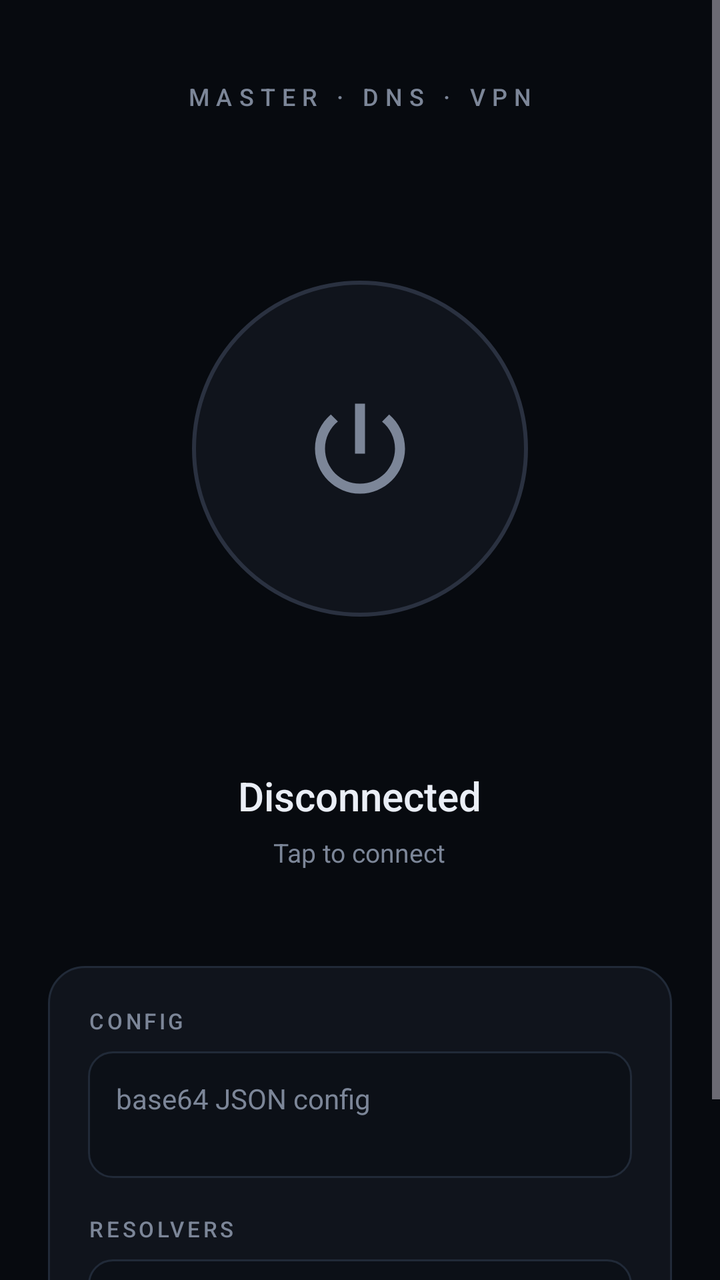
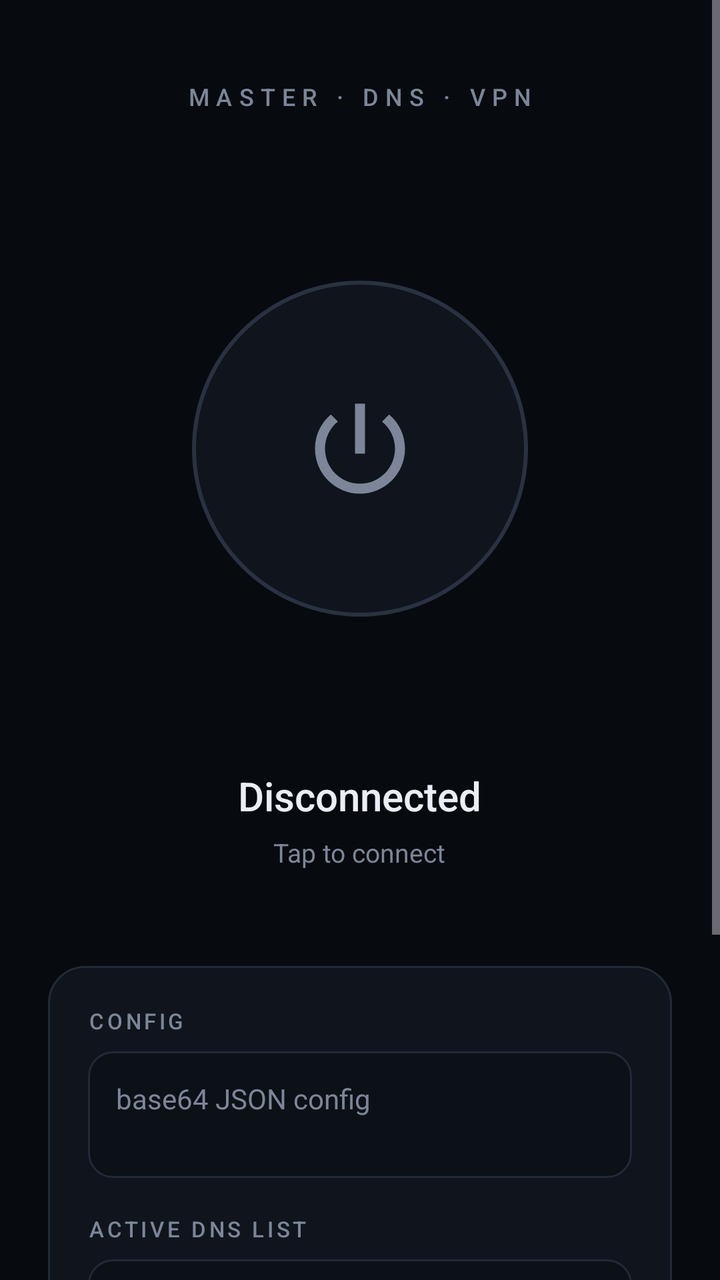

The first picture is an Android layout as it rendered before a commit; the second is the same layout after the commit. The layout source and the unified diff follow.
<!-- AndroidManifest.xml: application theme Theme.MasterDnsVPN -->
<!-- res/layout/activity_main.xml -->
<?xml version="1.0" encoding="utf-8"?>
<ScrollView xmlns:android="http://schemas.android.com/apk/res/android"
    android:layout_width="match_parent"
    android:layout_height="match_parent"
    android:background="@color/bg"
    android:fillViewport="true">

    <LinearLayout
        android:layout_width="match_parent"
        android:layout_height="wrap_content"
        android:orientation="vertical"
        android:gravity="center_horizontal"
        android:paddingHorizontal="24dp"
        android:paddingTop="40dp"
        android:paddingBottom="32dp">

        
        <TextView
            android:layout_width="wrap_content"
            android:layout_height="wrap_content"
            android:text="MASTER · DNS · VPN"
            android:textColor="@color/text_secondary"
            android:textSize="12sp"
            android:letterSpacing="0.28"
            android:fontFamily="sans-serif-medium" />

        
        <FrameLayout
            android:layout_width="240dp"
            android:layout_height="240dp"
            android:layout_marginTop="48dp">

            <View
                android:id="@+id/glow"
                android:layout_width="240dp"
                android:layout_height="240dp"
                android:layout_gravity="center"
                android:background="@drawable/bg_glow"
                android:alpha="0" />

            <FrameLayout
                android:id="@+id/powerButton"
                android:layout_width="168dp"
                android:layout_height="168dp"
                android:layout_gravity="center"
                android:background="@drawable/bg_power_off"
                android:clickable="true"
                android:focusable="true">

                <ImageView
                    android:id="@+id/powerIcon"
                    android:layout_width="60dp"
                    android:layout_height="60dp"
                    android:layout_gravity="center"
                    android:src="@drawable/ic_power"
                    android:tint="@color/text_secondary"
                    android:contentDescription="Power" />
            </FrameLayout>
        </FrameLayout>

        
        <TextView
            android:id="@+id/statusText"
            android:layout_width="wrap_content"
            android:layout_height="wrap_content"
            android:layout_marginTop="40dp"
            android:text="Disconnected"
            android:textColor="@color/text_primary"
            android:textSize="20sp"
            android:fontFamily="sans-serif-medium" />

        <TextView
            android:id="@+id/hintText"
            android:layout_width="wrap_content"
            android:layout_height="wrap_content"
            android:layout_marginTop="6dp"
            android:text="Tap to connect"
            android:textColor="@color/text_secondary"
            android:textSize="13sp" />

        
        <LinearLayout
            android:layout_width="match_parent"
            android:layout_height="wrap_content"
            android:orientation="vertical"
            android:layout_marginTop="48dp"
            android:background="@drawable/bg_card"
            android:padding="20dp">

            <TextView
                android:layout_width="wrap_content"
                android:layout_height="wrap_content"
                android:text="CONFIG"
                android:textColor="@color/text_secondary"
                android:textSize="11sp"
                android:letterSpacing="0.14"
                android:fontFamily="sans-serif-medium" />

            <EditText
                android:id="@+id/configInput"
                android:layout_width="match_parent"
                android:layout_height="wrap_content"
                android:layout_marginTop="8dp"
                android:background="@drawable/bg_input"
                android:padding="14dp"
                android:hint="base64 JSON config"
                android:textColorHint="@color/text_secondary"
                android:textColor="@color/text_primary"
                android:textSize="14sp"
                android:inputType="textMultiLine"
                android:minLines="2"
                android:gravity="top" />

            <TextView
                android:layout_width="wrap_content"
                android:layout_height="wrap_content"
                android:layout_marginTop="18dp"
                android:text="RESOLVERS"
                android:textColor="@color/text_secondary"
                android:textSize="11sp"
                android:letterSpacing="0.14"
                android:fontFamily="sans-serif-medium" />

            <EditText
                android:id="@+id/resolversInput"
                android:layout_width="match_parent"
                android:layout_height="wrap_content"
                android:layout_marginTop="8dp"
                android:background="@drawable/bg_input"
                android:padding="14dp"
                android:hint="77.88.8.8:53&#10;77.88.8.1:53"
                android:textColorHint="@color/text_secondary"
                android:textColor="@color/text_primary"
                android:textSize="14sp"
                android:inputType="textMultiLine"
                android:minLines="2"
                android:gravity="top" />
        </LinearLayout>
    </LinearLayout>
</ScrollView>
<!-- resources referenced by this layout -->
<resources>
  <color name="bg">#070A0F</color>
  <color name="text_primary">#EAEEF6</color>
  <color name="text_secondary">#7C8698</color>
  <!-- drawable bg_card (drawable) -->
  <?xml version="1.0" encoding="utf-8"?>
  <shape xmlns:android="http://schemas.android.com/apk/res/android"
      android:shape="rectangle">
      <solid android:color="@color/surface" />
      <corners android:radius="18dp" />
      <stroke android:width="1dp" android:color="@color/stroke" />
  </shape>
  <!-- drawable bg_glow (drawable) -->
  <?xml version="1.0" encoding="utf-8"?>
  <shape xmlns:android="http://schemas.android.com/apk/res/android"
      android:shape="oval">
      <solid android:color="@color/accent_dim" />
  </shape>
  <!-- drawable bg_input (drawable) -->
  <?xml version="1.0" encoding="utf-8"?>
  <shape xmlns:android="http://schemas.android.com/apk/res/android"
      android:shape="rectangle">
      <solid android:color="@color/surface_alt" />
      <corners android:radius="12dp" />
      <stroke android:width="1dp" android:color="@color/stroke" />
  </shape>
  <!-- drawable bg_power_off (drawable) -->
  <?xml version="1.0" encoding="utf-8"?>
  <shape xmlns:android="http://schemas.android.com/apk/res/android"
      android:shape="oval">
      <solid android:color="@color/surface" />
      <stroke android:width="2dp" android:color="@color/idle_ring" />
  </shape>
  <!-- drawable ic_power (drawable) -->
  <vector xmlns:android="http://schemas.android.com/apk/res/android"
      android:width="56dp"
      android:height="56dp"
      android:viewportWidth="24"
      android:viewportHeight="24">
      <path
          android:fillColor="#FFFFFF"
          android:pathData="M13,3h-2v10h2V3z" />
      <path
          android:fillColor="#FFFFFF"
          android:pathData="M17.83,5.17l-1.42,1.42C17.99,7.86 19,9.81 19,12c0,3.87 -3.13,7 -7,7s-7,-3.13 -7,-7c0,-2.19 1.01,-4.14 2.58,-5.42L6.17,5.17C4.23,6.82 3,9.26 3,12c0,4.97 4.03,9 9,9s9,-4.03 9,-9C21,9.26 19.77,6.82 17.83,5.17z" />
  </vector>
  <style name="Theme.MasterDnsVPN" parent="Theme.Material3.Dark.NoActionBar">
          <item name="android:statusBarColor">@color/bg</item>
          <item name="android:navigationBarColor">@color/bg</item>
          <item name="android:windowBackground">@color/bg</item>
          <item name="colorPrimary">@color/accent</item>
      </style>
  <color name="surface">#10141C</color>
  <color name="stroke">#212A38</color>
  <color name="accent_dim">#14342A</color>
  <color name="surface_alt">#0C1017</color>
  <color name="idle_ring">#2A3140</color>
  <color name="accent">#3DDC97</color>
</resources>

<!-- the commit's change to res/layout/activity_main.xml (unified diff, before → after) -->
@@ -115,26 +115,52 @@
                 android:layout_width="wrap_content"
                 android:layout_height="wrap_content"
                 android:layout_marginTop="18dp"
-                android:text="RESOLVERS"
+                android:text="ACTIVE DNS LIST"
                 android:textColor="@color/text_secondary"
                 android:textSize="11sp"
                 android:letterSpacing="0.14"
                 android:fontFamily="sans-serif-medium" />
 
-            <EditText
-                android:id="@+id/resolversInput"
+            <TextView
+                android:id="@+id/activeListText"
                 android:layout_width="match_parent"
                 android:layout_height="wrap_content"
                 android:layout_marginTop="8dp"
                 android:background="@drawable/bg_input"
                 android:padding="14dp"
-                android:hint="77.88.8.8:53&#10;77.88.8.1:53"
-                android:textColorHint="@color/text_secondary"
+                android:text="No DNS list selected"
                 android:textColor="@color/text_primary"
-                android:textSize="14sp"
-                android:inputType="textMultiLine"
-                android:minLines="2"
-                android:gravity="top" />
+                android:textSize="14sp" />
+
+            <Button
+                android:id="@+id/manageListsButton"
+                android:layout_width="match_parent"
+                android:layout_height="wrap_content"
+                android:layout_marginTop="12dp"
+                android:text="Manage DNS lists" />
+
+            <TextView
+                android:layout_width="wrap_content"
+                android:layout_height="wrap_content"
+                android:layout_marginTop="18dp"
+                android:text="BATTERY"
+                android:textColor="@color/text_secondary"
+                android:textSize="11sp"
+                android:letterSpacing="0.14"
+                android:fontFamily="sans-serif-medium" />
+
+            <TextView
+                android:id="@+id/batteryText"
+                android:layout_width="match_parent"
+                android:layout_height="wrap_content"
+                android:layout_marginTop="8dp"
+                android:background="@drawable/bg_input"
+                android:padding="14dp"
+                android:clickable="true"
+                android:focusable="true"
+                android:text="Checking battery optimization\u2026"
+                android:textColor="@color/text_primary"
+                android:textSize="14sp" />
         </LinearLayout>
     </LinearLayout>
 </ScrollView>
